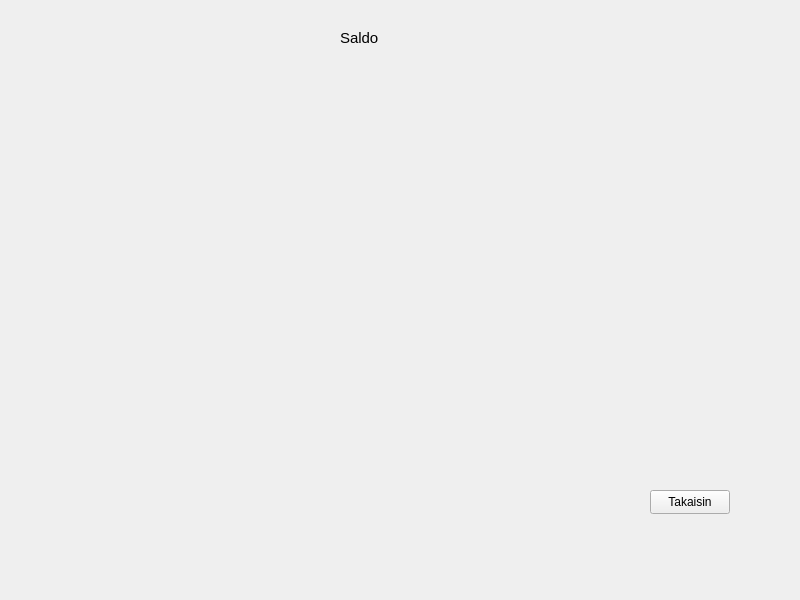
This is frontend/balancewindow.ui in 22kmo-project/group_10 as Qt 5 draws it before an edit. The edited form follows.
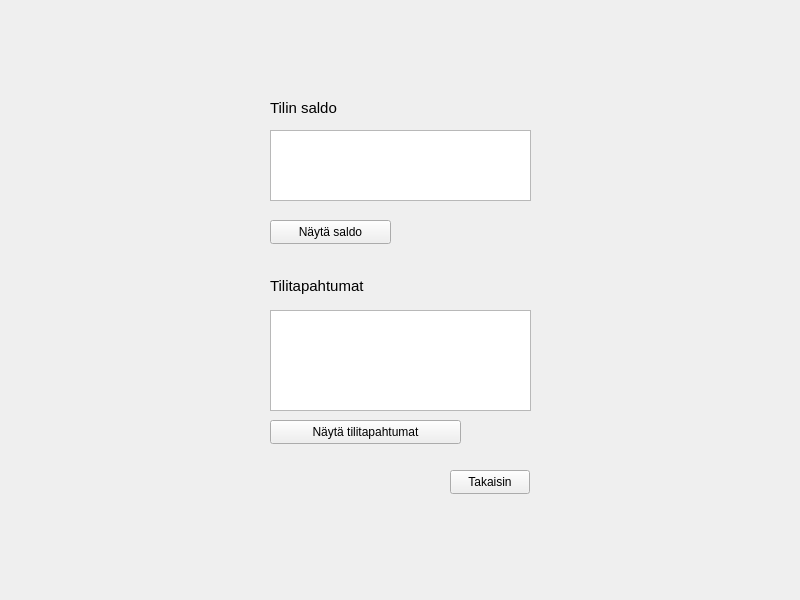
This is the edited form.

Commit message: Tilin saldo tarkistetaan tietokannasta, 5 viimeistä tilitapahtumaa haetaan

Diff of the .ui file:
```diff
--- a/frontend/balancewindow.ui
+++ b/frontend/balancewindow.ui
@@ -16,9 +16,9 @@
   <widget class="QLabel" name="label">
    <property name="geometry">
     <rect>
-     <x>340</x>
-     <y>30</y>
-     <width>49</width>
+     <x>270</x>
+     <y>100</y>
+     <width>131</width>
      <height>16</height>
     </rect>
    </property>
@@ -28,14 +28,14 @@
     </font>
    </property>
    <property name="text">
-    <string>Saldo</string>
+    <string>Tilin saldo</string>
    </property>
   </widget>
   <widget class="QPushButton" name="returnToMenu">
    <property name="geometry">
     <rect>
-     <x>650</x>
-     <y>490</y>
+     <x>450</x>
+     <y>470</y>
      <width>80</width>
      <height>24</height>
     </rect>
@@ -44,6 +44,76 @@
     <string>Takaisin</string>
    </property>
   </widget>
+  <widget class="QPushButton" name="showBalance">
+   <property name="geometry">
+    <rect>
+     <x>270</x>
+     <y>220</y>
+     <width>121</width>
+     <height>24</height>
+    </rect>
+   </property>
+   <property name="text">
+    <string>Näytä saldo</string>
+   </property>
+  </widget>
+  <widget class="QTextEdit" name="accountInfo">
+   <property name="geometry">
+    <rect>
+     <x>270</x>
+     <y>130</y>
+     <width>261</width>
+     <height>71</height>
+    </rect>
+   </property>
+   <property name="readOnly">
+    <bool>true</bool>
+   </property>
+  </widget>
+  <widget class="QTextEdit" name="accountTraffic">
+   <property name="geometry">
+    <rect>
+     <x>270</x>
+     <y>310</y>
+     <width>261</width>
+     <height>101</height>
+    </rect>
+   </property>
+   <property name="readOnly">
+    <bool>true</bool>
+   </property>
+  </widget>
+  <widget class="QPushButton" name="showAccountTraffic">
+   <property name="geometry">
+    <rect>
+     <x>270</x>
+     <y>420</y>
+     <width>191</width>
+     <height>24</height>
+    </rect>
+   </property>
+   <property name="text">
+    <string>Näytä tilitapahtumat</string>
+   </property>
+  </widget>
+  <widget class="QLabel" name="saldoLabel_2">
+   <property name="geometry">
+    <rect>
+     <x>270</x>
+     <y>270</y>
+     <width>131</width>
+     <height>31</height>
+    </rect>
+   </property>
+   <property name="font">
+    <font>
+     <pointsize>11</pointsize>
+    </font>
+   </property>
+   <property name="text">
+    <string>Tilitapahtumat</string>
+   </property>
+  </widget>
  </widget>
  <resources/>
  <connections/>
```
Left out of the diff: 2 changed lines with no effect on the pictures. The commit also changes 3 other files.
